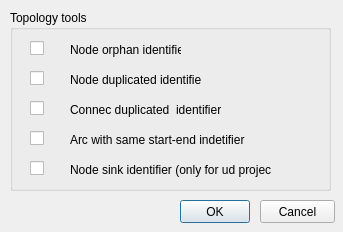
Old version of the form ui/topology_tools.ui in the repository Giswater/giswater_qgis_plugin.
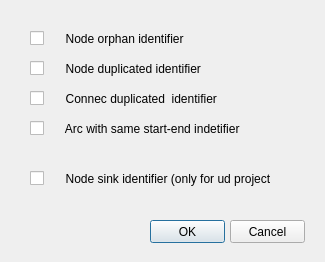
New version of the form.

Commit message: Bug fix in form 'topology_repair'

What changed in the file:
```diff
--- a/ui/topology_tools.ui
+++ b/ui/topology_tools.ui
@@ -6,8 +6,8 @@
    <rect>
     <x>0</x>
     <y>0</y>
-    <width>343</width>
-    <height>232</height>
+    <width>325</width>
+    <height>262</height>
    </rect>
   </property>
   <property name="windowTitle">
@@ -16,9 +16,9 @@
   <widget class="QPushButton" name="btn_accept">
    <property name="geometry">
     <rect>
-     <x>180</x>
-     <y>200</y>
-     <width>70</width>
+     <x>150</x>
+     <y>220</y>
+     <width>75</width>
      <height>23</height>
     </rect>
    </property>
@@ -29,8 +29,8 @@
   <widget class="QPushButton" name="btn_cancel">
    <property name="geometry">
     <rect>
-     <x>260</x>
-     <y>200</y>
+     <x>230</x>
+     <y>220</y>
      <width>75</width>
      <height>23</height>
     </rect>
@@ -39,162 +39,71 @@
     <string>Cancel</string>
    </property>
   </widget>
-  <widget class="QLabel" name="label_node_dink">
-   <property name="geometry">
-    <rect>
-     <x>70</x>
-     <y>160</y>
-     <width>201</width>
-     <height>20</height>
-    </rect>
-   </property>
-   <property name="text">
-    <string>Node sink identifier (only for ud projects)</string>
-   </property>
-  </widget>
   <widget class="QCheckBox" name="check_node_duplicated">
    <property name="geometry">
     <rect>
      <x>30</x>
-     <y>70</y>
-     <width>21</width>
+     <y>60</y>
+     <width>231</width>
      <height>17</height>
     </rect>
    </property>
    <property name="text">
-    <string/>
-   </property>
-  </widget>
-  <widget class="QLabel" name="label_orphan_identif">
-   <property name="geometry">
-    <rect>
-     <x>70</x>
-     <y>40</y>
-     <width>111</width>
-     <height>20</height>
-    </rect>
-   </property>
-   <property name="text">
-    <string>Node orphan identifier</string>
-   </property>
-  </widget>
-  <widget class="QLabel" name="label_node_duplicated">
-   <property name="geometry">
-    <rect>
-     <x>70</x>
-     <y>70</y>
-     <width>131</width>
-     <height>20</height>
-    </rect>
-   </property>
-   <property name="text">
-    <string>Node duplicated identifier</string>
-   </property>
-  </widget>
-  <widget class="QLabel" name="label_connec_duplicated">
-   <property name="geometry">
-    <rect>
-     <x>70</x>
-     <y>100</y>
-     <width>151</width>
-     <height>20</height>
-    </rect>
-   </property>
-   <property name="text">
-    <string>Connec duplicated  identifier</string>
-   </property>
-  </widget>
-  <widget class="QLabel" name="label_arc_start_end">
-   <property name="geometry">
-    <rect>
-     <x>70</x>
-     <y>130</y>
-     <width>181</width>
-     <height>20</height>
-    </rect>
-   </property>
-   <property name="text">
-    <string>Arc with same start-end indetifier</string>
+    <string>     Node duplicated identifier</string>
    </property>
   </widget>
   <widget class="QCheckBox" name="check_connec_duplicated">
    <property name="geometry">
     <rect>
      <x>30</x>
-     <y>100</y>
-     <width>21</width>
+     <y>90</y>
+     <width>221</width>
      <height>17</height>
     </rect>
    </property>
    <property name="text">
-    <string/>
+    <string>     Connec duplicated  identifier</string>
    </property>
   </widget>
   <widget class="QCheckBox" name="check_arc_same_startend">
    <property name="geometry">
     <rect>
      <x>30</x>
-     <y>130</y>
-     <width>21</width>
+     <y>120</y>
+     <width>241</width>
      <height>17</height>
     </rect>
    </property>
    <property name="text">
-    <string/>
+    <string>     Arc with same start-end indetifier</string>
    </property>
   </widget>
   <widget class="QCheckBox" name="check_node_sink">
    <property name="geometry">
     <rect>
      <x>30</x>
-     <y>160</y>
-     <width>21</width>
+     <y>170</y>
+     <width>241</width>
      <height>17</height>
     </rect>
    </property>
    <property name="text">
-    <string/>
+    <string>     Node sink identifier (only for ud projects)</string>
    </property>
   </widget>
   <widget class="QCheckBox" name="check_node_orphan">
    <property name="geometry">
     <rect>
      <x>30</x>
-     <y>40</y>
-     <width>21</width>
+     <y>30</y>
+     <width>251</width>
      <height>17</height>
     </rect>
    </property>
    <property name="text">
-    <string/>
+    <string>     Node orphan identifier</string>
    </property>
   </widget>
-  <widget class="QGroupBox" name="groupBox">
-   <property name="geometry">
-    <rect>
-     <x>10</x>
-     <y>10</y>
-     <width>321</width>
-     <height>181</height>
-    </rect>
-   </property>
-   <property name="title">
-    <string>Topology tools</string>
-   </property>
-  </widget>
-  <zorder>groupBox</zorder>
-  <zorder>btn_accept</zorder>
-  <zorder>btn_cancel</zorder>
-  <zorder>label_node_dink</zorder>
-  <zorder>check_node_duplicated</zorder>
-  <zorder>label_orphan_identif</zorder>
-  <zorder>label_node_duplicated</zorder>
-  <zorder>label_connec_duplicated</zorder>
-  <zorder>label_arc_start_end</zorder>
-  <zorder>check_connec_duplicated</zorder>
-  <zorder>check_arc_same_startend</zorder>
-  <zorder>check_node_sink</zorder>
-  <zorder>check_node_orphan</zorder>
  </widget>
  <resources/>
  <connections/>
```
The commit also changes 1 other file.
